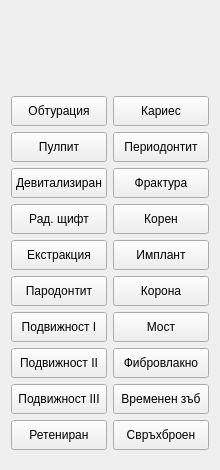
thefinalcutbg/DinoDent, file src/View/ListView/ControlPanel/ControlPanel.ui: the form before one commit.
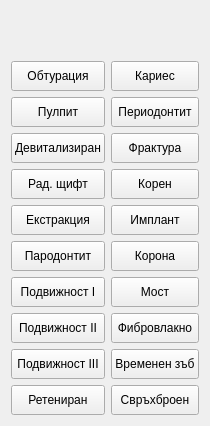
The form after the commit. Custom widgets are drawn as their Qt base class.

```diff
--- a/src/View/ListView/ControlPanel/ControlPanel.ui
+++ b/src/View/ListView/ControlPanel/ControlPanel.ui
@@ -6,8 +6,8 @@
    <rect>
     <x>0</x>
     <y>0</y>
-    <width>220</width>
-    <height>470</height>
+    <width>209</width>
+    <height>426</height>
    </rect>
   </property>
   <property name="windowTitle">
@@ -15,12 +15,16 @@
   </property>
   <layout class="QVBoxLayout" name="verticalLayout_3">
    <item>
+    <layout class="QHBoxLayout" name="horizontalLayout">
+     <item>
+      <layout class="QVBoxLayout" name="verticalLayout">
+       <item>
     <spacer name="verticalSpacer">
      <property name="orientation">
       <enum>Qt::Vertical</enum>
      </property>
      <property name="sizeType">
-      <enum>QSizePolicy::Preferred</enum>
+          <enum>QSizePolicy::Expanding</enum>
      </property>
      <property name="sizeHint" stdset="0">
       <size>
@@ -31,10 +35,6 @@
     </spacer>
    </item>
    <item>
-    <layout class="QHBoxLayout" name="horizontalLayout">
-     <item>
-      <layout class="QVBoxLayout" name="verticalLayout">
-       <item>
         <widget class="StatusButton" name="Obturation">
          <property name="sizePolicy">
           <sizepolicy hsizetype="Preferred" vsizetype="Fixed">
@@ -288,6 +288,19 @@
      </item>
      <item>
       <layout class="QVBoxLayout" name="verticalLayout_2">
+       <item>
+        <spacer name="verticalSpacer_2">
+         <property name="orientation">
+          <enum>Qt::Vertical</enum>
+         </property>
+         <property name="sizeHint" stdset="0">
+          <size>
+           <width>20</width>
+           <height>40</height>
+          </size>
+         </property>
+        </spacer>
+       </item>
        <item>
         <widget class="StatusButton" name="Caries">
          <property name="sizePolicy">
```
Lines whose indentation alone changed are shown as unchanged.
